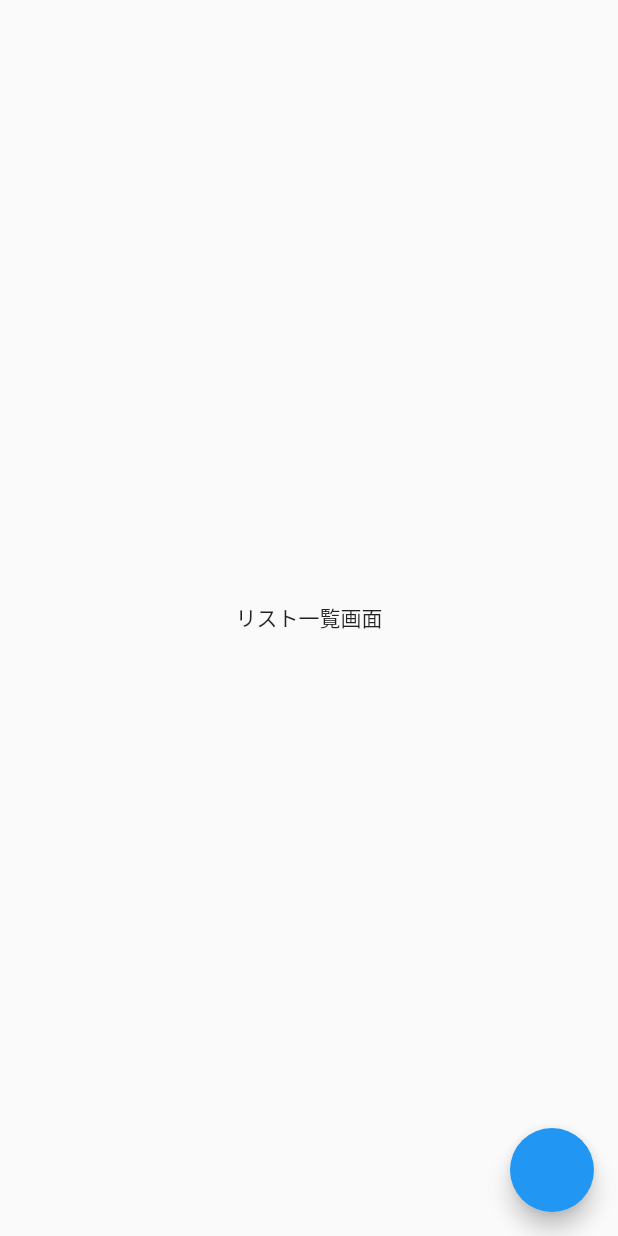
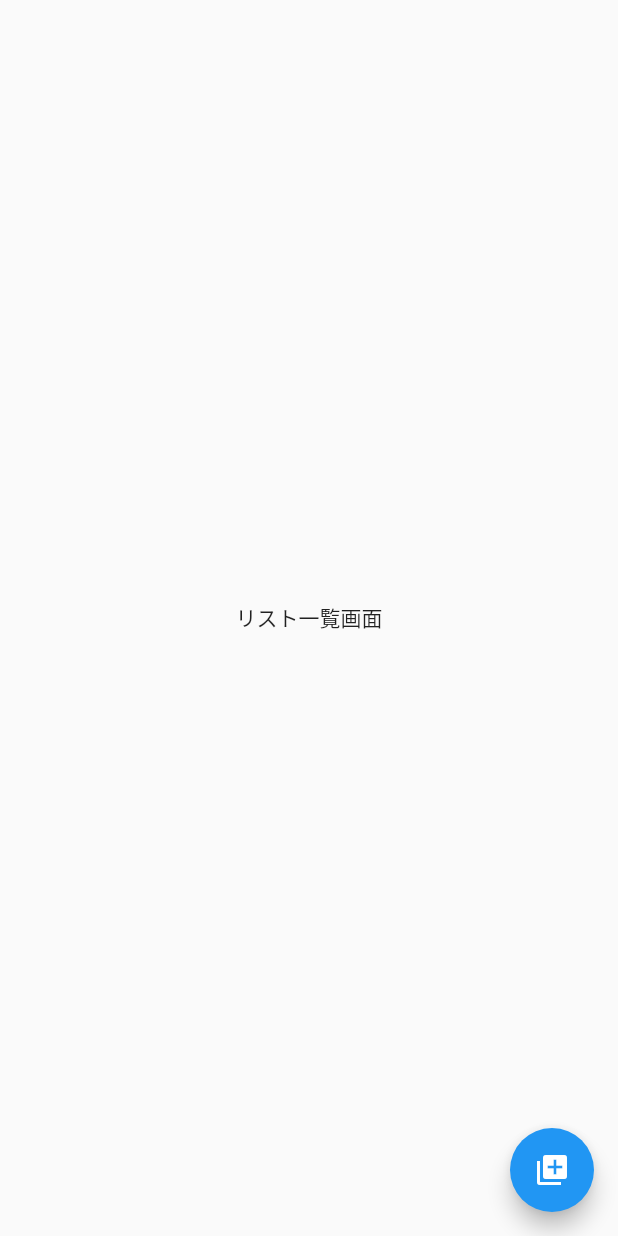
Before and after one commit to TakutoAndo/flutter_todo, a Flutter app: the screen it shows after launch, on a phone screen of 412 x 824 dp. Run offline on Flutter 3.47's test engine with Material 2 defaults, Android fonts, the phone set to English and light mode, and no system bars.

Commit message:
FloatingActionButtonのIconを追加

```diff
--- a/lib/main.dart
+++ b/lib/main.dart
@@ -27,6 +27,7 @@ class TodoListPage extends StatelessWidget {
         child: Text('リスト一覧画面'),
       ),
       floatingActionButton: FloatingActionButton(
+        child: Icon(Icons.library_add),
         onPressed: () {
           Navigator.of(context).push(
             //pushで新規画面に遷移
```
